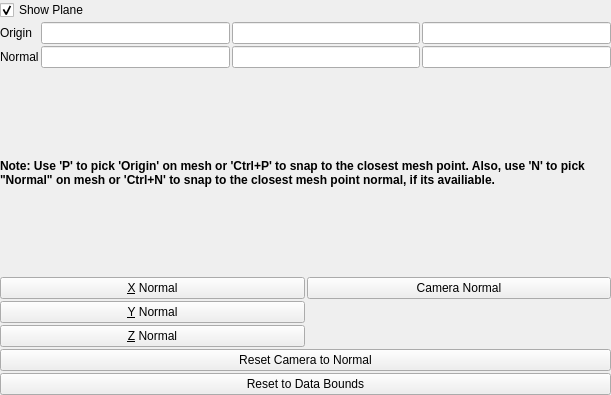
Above: Qt/ApplicationComponents/Resources/UI/pqDisplaySizedImplicitPlanePropertyWidget.ui from Kitware/ParaView before the change. Below: the same form after it.
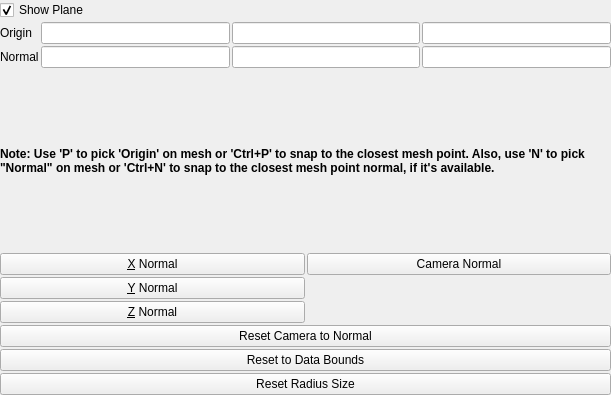
That is the form after the change. Custom widgets are drawn as their Qt base class.

Commit message: DisplaySizedImplicitPlane: Add reset radius size button

The edit to the form file:
```diff
--- a/Qt/ApplicationComponents/Resources/UI/pqDisplaySizedImplicitPlanePropertyWidget.ui
+++ b/Qt/ApplicationComponents/Resources/UI/pqDisplaySizedImplicitPlanePropertyWidget.ui
@@ -102,7 +102,7 @@
       </font>
      </property>
      <property name="text">
-      <string>Note: Use 'P' to pick 'Origin' on mesh or 'Ctrl+P' to snap to the closest mesh point. Also, use 'N' to pick &quot;Normal&quot; on mesh or 'Ctrl+N' to snap to the closest mesh point normal, if its availiable.</string>
+      <string>Note: Use 'P' to pick 'Origin' on mesh or 'Ctrl+P' to snap to the closest mesh point. Also, use 'N' to pick &quot;Normal&quot; on mesh or 'Ctrl+N' to snap to the closest mesh point normal, if it's available.</string>
      </property>
      <property name="wordWrap">
       <bool>true</bool>
@@ -186,6 +186,16 @@
        </property>
       </widget>
      </item>
+     <item row="7" column="0" colspan="2">
+      <widget class="QPushButton" name="resetRadiusSize">
+       <property name="toolTip">
+        <string>Reset the radius size of the disk plane to its default value.</string>
+       </property>
+       <property name="text">
+        <string>Reset Radius Size</string>
+       </property>
+      </widget>
+     </item>
     </layout>
    </item>
   </layout>
```
The commit also changes 12 other files.
